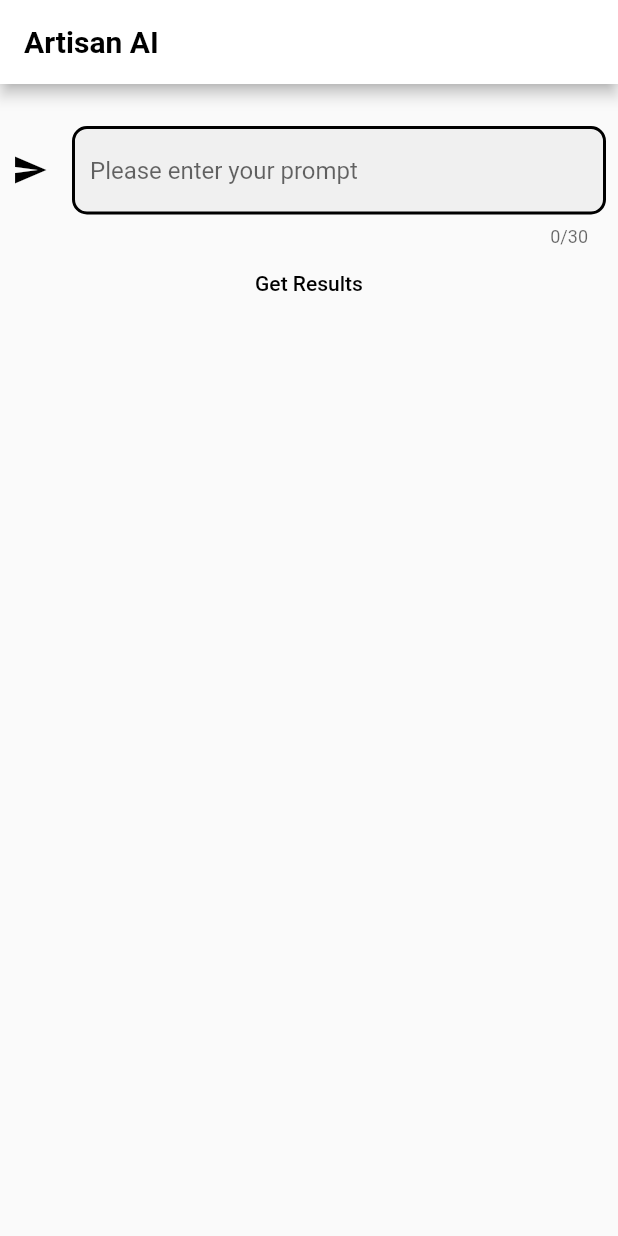
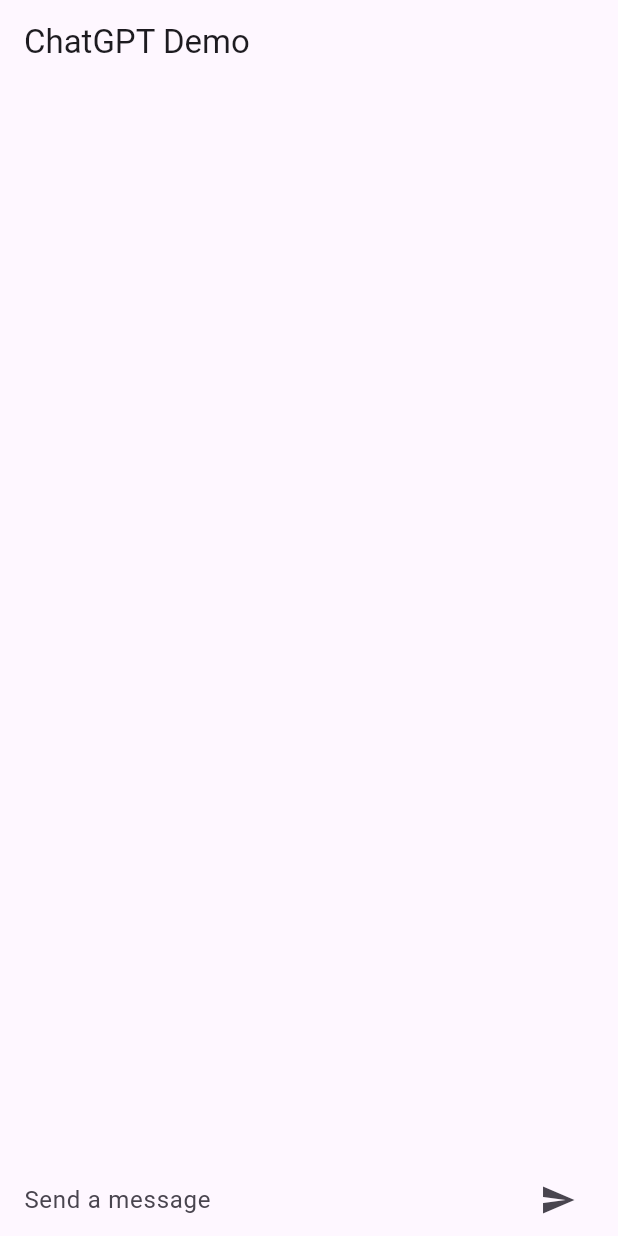
Before and after one commit to seochan99/artisanAI, a Flutter app: the screen it shows after launch, on a phone screen of 412 x 824 dp. Run offline on Flutter 3.47's test engine with Material 2 defaults, Android fonts, the phone set to English and light mode, and no system bars; our stand-ins replace velocity_x; missing offline and left inert: chat_gpt_sdk.

Commit message:
feat : chat

```diff
--- /dev/null
+++ b/artisan_ai/lib/Screens/chat_screen.dart
@@ -0,0 +1,115 @@
+import 'dart:async';
+import 'package:chat_gpt_sdk/chat_gpt_sdk.dart';
+import 'package:flutter/material.dart';
+import 'package:velocity_x/velocity_x.dart';
+import '../Widgets/chat_message.dart';
+
+class ChatScreen extends StatefulWidget {
+  const ChatScreen({super.key});
+
+  @override
+  State<ChatScreen> createState() => _ChatScreenState();
+}
+
+class _ChatScreenState extends State<ChatScreen> {
+  final TextEditingController _controller = TextEditingController();
+  // 메시지 리스트
+  final List<ChatMessage> _messages = [];
+  OpenAI? chatGPT;
+
+  StreamSubscription? _subscription;
+
+  @override
+  void initState() {
+    super.initState();
+    chatGPT = OpenAI.instance;
+  }
+
+  @override
+  void dispose() {
+    _subscription?.cancel();
+    super.dispose();
+  }
+
+// 메시지 전송
+  void _sendMessage() async {
+    if (_controller.text.isEmpty) return;
+    ChatMessage message = ChatMessage(
+      text: _controller.text,
+      sender: "user",
+      isImage: false,
+    );
+
+    setState(() {
+      _messages.insert(0, message);
+      _isTyping = true;
+    });
+
+    _controller.clear();
+
+    if (_isImageSearch) {
+      final request = GenerateImage(message.text, 1, size: "256x256");
+
+      final response = await chatGPT!.generateImage(request);
+      Vx.log(response!.data!.last!.url!);
+      insertNewData(response.data!.last!.url!, isImage: true);
+    } else {
+      final request =
+          CompleteText(prompt: message.text, model: kTranslateModelV3);
+
+      final response = await chatGPT!.onCompleteText(request: request);
+      Vx.log(response!.choices[0].text);
+      insertNewData(response.choices[0].text, isImage: false);
+    }
+  }
+
+  Widget _buildTextComposer() {
+    return Row(
+      children: [
+        Expanded(
+          child: TextField(
+            controller: _controller,
+            onSubmitted: (value) => _sendMessgage(),
+            decoration: const InputDecoration.collapsed(
+              hintText: "Send a message",
+            ),
+          ),
+        ),
+        // 전송 버튼
+        IconButton(
+          icon: const Icon(Icons.send),
+          onPressed: () => _sendMessgage(),
+        ),
+      ],
+    ).px16();
+  }
+
+  @override
+  Widget build(BuildContext context) {
+    return Scaffold(
+        appBar: AppBar(title: const Text("ChatGPT Demo")),
+        body: SafeArea(
+          child: Column(
+            children: [
+              Flexible(
+                // 리스트뷰
+                child: ListView.builder(
+                  reverse: true,
+                  padding: Vx.m8,
+                  itemCount: _messages.length,
+                  itemBuilder: (context, index) {
+                    return _messages[index];
+                  },
+                ),
+              ),
+              Container(
+                decoration: BoxDecoration(
+                  color: context.cardColor,
+                ),
+                child: _buildTextComposer(),
+              )
+            ],
+          ),
+        ));
+  }
+}
--- a/artisan_ai/lib/Screens/result_page.dart
+++ b/artisan_ai/lib/Screens/result_page.dart
@@ -18,7 +18,7 @@
 
 class _ResultPageState extends State<ResultPage> {
   TextEditingController inputText = TextEditingController();
-  String apikey = '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';
+  String apikey = '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';
   String url = 'https://api.openai.com/v1/images/generations';
   String? image;
   void getAIImage() async {
--- a/artisan_ai/lib/main.dart
+++ b/artisan_ai/lib/main.dart
@@ -1,23 +1,28 @@
 import 'dart:convert';
+import 'package:artisan_ai/Screens/chat_screen.dart';
 import 'package:flutter/material.dart';
 
-import 'package:artisan_ai/Screens/first_page.dart';
 import 'package:http/http.dart' as http;
 
 // api key
-const apiKey = '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';
+const apiKey = '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';
 const apiUrl = 'https://api.openai.com/v1/completions';
 String? inputText;
 String imageUrl = 'https://api.openai.com/v1/images/generations';
 String? image;
 void main() {
+  // await dotenv.load(fileName: ".env");
   runApp(const MyApp());
 }
 
 // string 자료형 'prompt'문장을 입력받아서 chatGPT에게 질문하고 질문에 해당하는 답변 출력 함수
+// Futre 자료형은 비동기 함수를 사용할 때 사용
 Future<String> generateText(String prompt) async {
+  // response 변수에 chatGPT에게 질문한 결과를 저장
   final response = await http.post(
+    // chatGPT에게 질문할 때 필요한 정보들을 담은 변수들을 http.post 메소드를 통해 전달
     Uri.parse(apiUrl),
+    // chatGPT에게 질문할 때 필요한 정보들을 json 형태로 전달
     headers: {
       'Content-Type': 'application/json',
       'Authorization': 'Bearer $apiKey'
@@ -33,6 +38,7 @@
     }),
   );
 
+  // chatGPT에게 질문한 결과를 json 형태로 변환
   Map<String, dynamic> newresponse =
       jsonDecode(utf8.decode(response.bodyBytes));
 
@@ -69,8 +75,17 @@
 
   @override
   Widget build(BuildContext context) {
-    return const MaterialApp(
-      home: FirstPage(),
+    return MaterialApp(
+      title: "ChatGPT Demo",
+      // 디버그 배너 제거
+      debugShowCheckedModeBanner: false,
+      theme: ThemeData(
+        primarySwatch: Colors.green,
+        // 아래 코드로 인해 모든 Material 위젯의 기본 색상이 Colors.green으로 설정
+        useMaterial3: true,
+      ),
+      home: const ChatScreen(),
+      // home: FirstPage(),
     );
   }
 }
```
Also changed, not shown: artisan_ai/lib/Widgets/chat_message.dart (added, +34 -0 lines), artisan_ai/pubspec.yaml (+55 -48 lines), artisan_ai/pubspec.lock, 8 other files.
